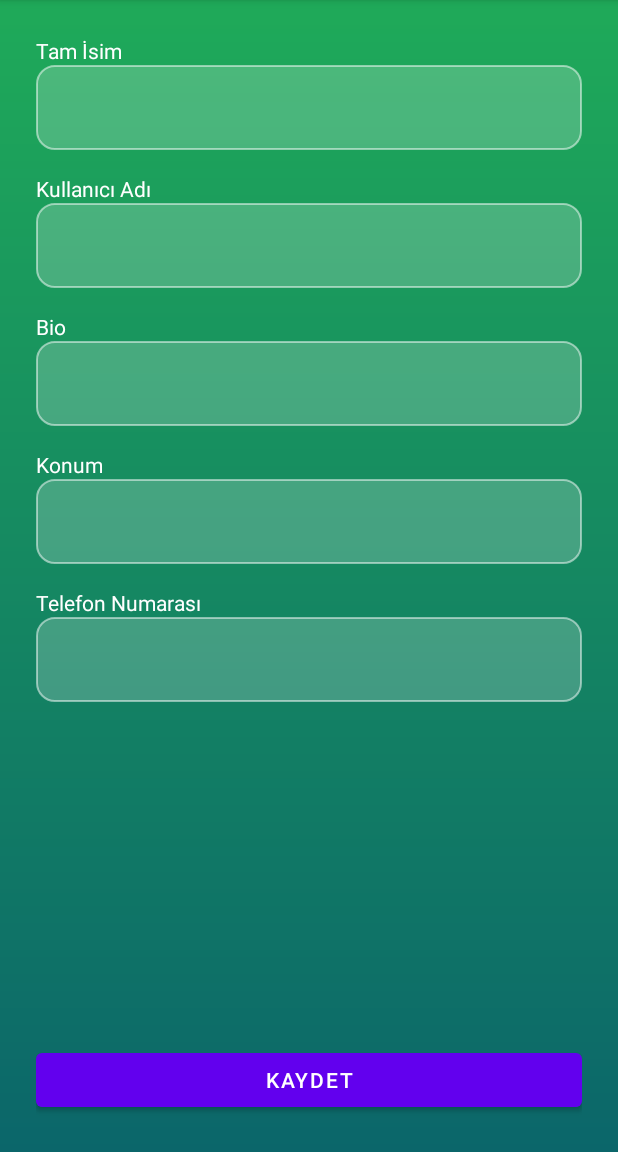
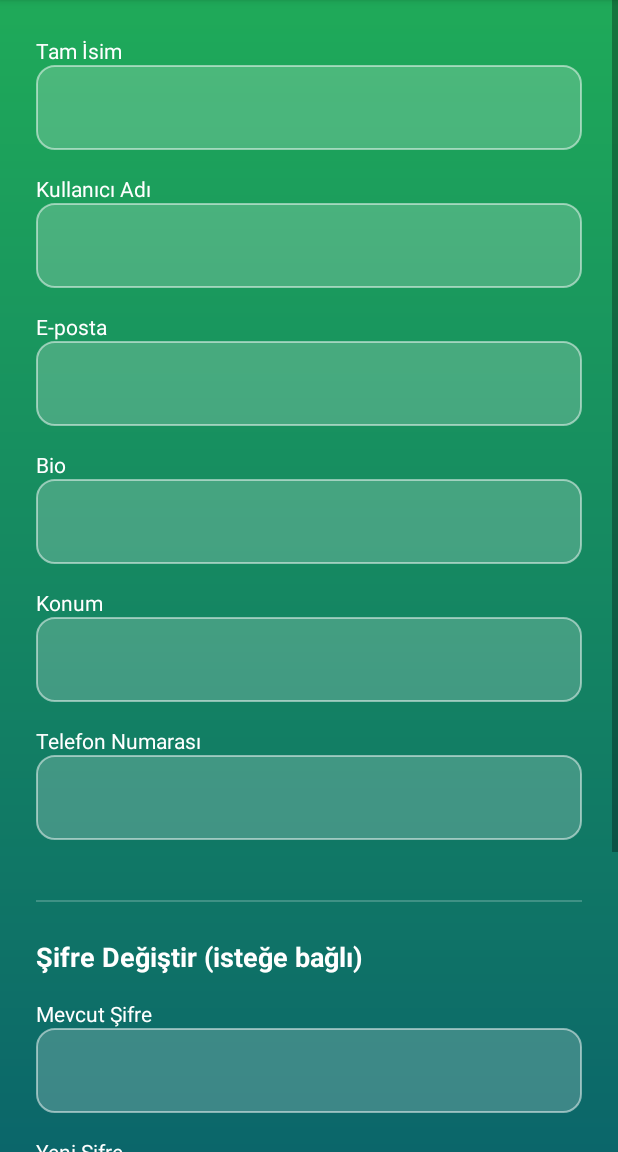
Before and after one commit to IsikYildiz/Loopin, an Android app: the EditProfileActivity screen opened directly, with no data from a screen before it, on a phone screen of 412 x 824 dp, the part 84-1236 px from its top. Run offline under Robolectric (Android 15) with nearby library versions, the phone set to English and light mode, and no system bars; 1 statement that could not run was skipped.

Commit message:
profil düzenle yapıldı(şifre yapıladı,yapılcak)

```diff
--- a/Loopin-frontend/app/src/main/java/com/example/loopin/models/Users.kt
+++ b/Loopin-frontend/app/src/main/java/com/example/loopin/models/Users.kt
@@ -52,12 +52,12 @@ data class CheckEmailResponse(
 
 data class UpdateProfileRequest(
     val userId: Int,
-    val fullName: String? = null,    // <-- EKLENDİ
+    val fullName: String? = null,
     val username: String? = null,
     val phoneNumber: String? = null,
     val location: String? = null,
-    val bio: String? = null
-    // val email: String? = null,  <-- BU SATIR SİLİNDİ (veya yorum satırı yapıldı)
+    val bio: String? = null,
+     val email: String? = null,
 )
 
 
--- a/Loopin-frontend/app/src/main/res/layout/activity_edit_profile.xml
+++ b/Loopin-frontend/app/src/main/res/layout/activity_edit_profile.xml
@@ -1,6 +1,7 @@
 <?xml version="1.0" encoding="utf-8"?>
 <ScrollView xmlns:android="http://schemas.android.com/apk/res/android"
     xmlns:tools="http://schemas.android.com/tools"
+    xmlns:app="http://schemas.android.com/apk/res-auto"
     android:layout_width="match_parent"
     android:layout_height="match_parent"
     android:fillViewport="true"
@@ -13,6 +14,7 @@
         android:orientation="vertical"
         android:padding="24dp">
 
+        <!-- GENEL BİLGİLER -->
         <TextView
             android:layout_width="wrap_content"
             android:layout_height="wrap_content"
@@ -37,6 +39,20 @@
             android:layout_width="match_parent"
             android:layout_height="wrap_content"
             android:inputType="text"
+            android:layout_marginBottom="16dp"/>
+
+        <!-- YENİ E-POSTA ALANI EKLENDİ -->
+        <TextView
+            android:layout_width="wrap_content"
+            android:layout_height="wrap_content"
+            android:text="E-posta"
+            android:textColor="@android:color/white" />
+        <EditText
+            android:id="@+id/editEmail"
+            style="@style/AppTheme.EditText"
+            android:layout_width="match_parent"
+            android:layout_height="wrap_content"
+            android:inputType="textEmailAddress"
             android:layout_marginBottom="16dp"/>
 
         <TextView
@@ -78,18 +94,68 @@
             android:inputType="phone"
             android:layout_marginBottom="16dp"/>
 
+        <!-- GÜVENLİK BÖLÜMÜ -->
         <View
-            android:layout_width="0dp"
-            android:layout_height="0dp"
-            android:layout_weight="1" />
+            android:layout_width="match_parent"
+            android:layout_height="1dp"
+            android:layout_marginTop="24dp"
+            android:layout_marginBottom="24dp"
+            android:background="#33FFFFFF" />
+
+        <TextView
+            android:layout_width="wrap_content"
+            android:layout_height="wrap_content"
+            android:text="Şifre Değiştir (isteğe bağlı)"
+            android:textColor="@android:color/white"
+            android:textSize="18sp"
+            android:textStyle="bold" />
+
+        <TextView
+            android:layout_width="wrap_content"
+            android:layout_height="wrap_content"
+            android:layout_marginTop="16dp"
+            android:text="Mevcut Şifre"
+            android:textColor="@android:color/white" />
+        <EditText
+            android:id="@+id/editCurrentPassword"
+            style="@style/AppTheme.EditText"
+            android:layout_width="match_parent"
+            android:layout_height="wrap_content"
+            android:inputType="textPassword"
+            android:layout_marginBottom="16dp"/>
+
+        <TextView
+            android:layout_width="wrap_content"
+            android:layout_height="wrap_content"
+            android:text="Yeni Şifre"
+            android:textColor="@android:color/white" />
+        <EditText
+            android:id="@+id/editNewPassword"
+            style="@style/AppTheme.EditText"
+            android:layout_width="match_parent"
+            android:layout_height="wrap_content"
+            android:inputType="textPassword"
+            android:layout_marginBottom="16dp"/>
+
+        <TextView
+            android:layout_width="wrap_content"
+            android:layout_height="wrap_content"
+            android:text="Yeni Şifre (Tekrar)"
+            android:textColor="@android:color/white" />
+        <EditText
+            android:id="@+id/editConfirmPassword"
+            style="@style/AppTheme.EditText"
+            android:layout_width="match_parent"
+            android:layout_height="wrap_content"
+            android:inputType="textPassword"
+            android:layout_marginBottom="16dp"/>
 
         <Button
             android:id="@+id/buttonSave"
             android:layout_width="match_parent"
             android:layout_height="wrap_content"
-            android:layout_gravity="bottom"
             android:layout_marginTop="24dp"
-            android:text="KAYDET" />
+            android:text="DEĞİŞİKLİKLERİ KAYDET" />
 
         <ProgressBar
             android:id="@+id/saveProgressBar"
```
Also changed, not shown: Loopin-frontend/app/src/main/java/com/example/loopin/ui/activities/EditProfileActivity.kt (+95 -43 lines), Loopin-frontend/app/src/main/java/com/example/loopin/ui/activities/ProfileActivity.kt (+10 -5 lines), 1 other file.
